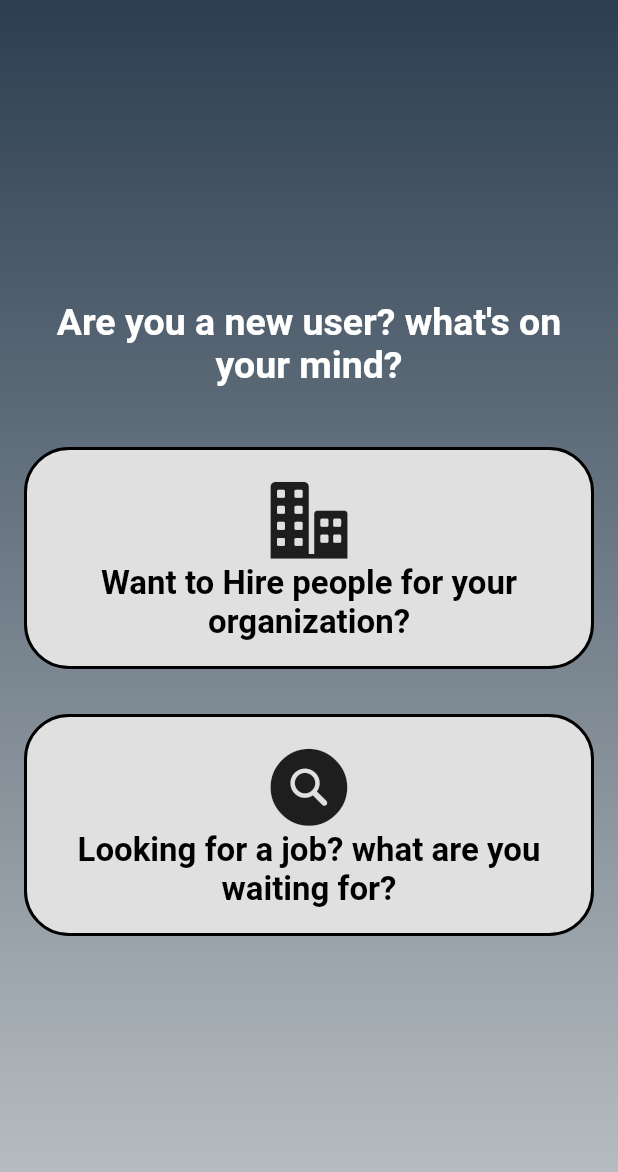
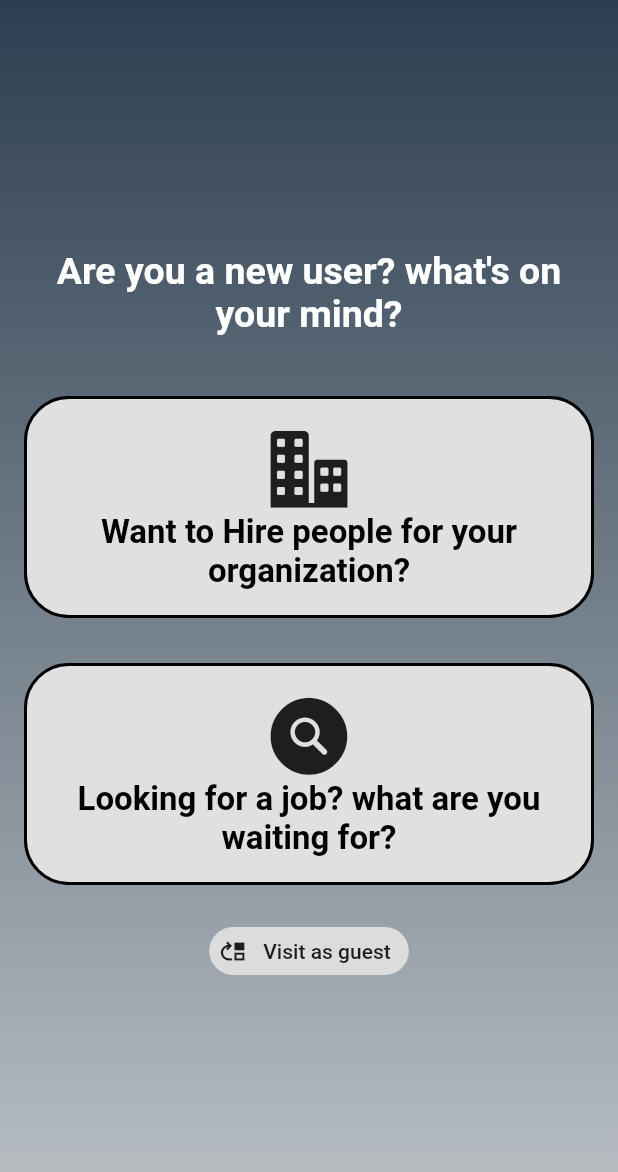
Before and after one commit to shahzadmari/Jobify, a Flutter app: the UserOptions screen opened directly, on a phone screen of 412 x 824 dp. Shown: the top 1172 px of the screen. Run offline on Flutter 3.47's test engine with Material 2 defaults, Android fonts, the phone set to English and light mode, and no system bars; our stand-ins replace animated_text_kit, dropdown_textfield, firebase_auth, firebase_core, get_storage, image_cropper and 1 more; accounts and stored records are empty.

Commit message:
"user option added"

```diff
--- a/iec_project/lib/pages/screen_decider.dart
+++ b/iec_project/lib/pages/screen_decider.dart
@@ -7,6 +7,7 @@ import 'package:flutter/src/widgets/framework.dart';
 import 'package:iec_project/pages/home_page.dart';
 import 'package:iec_project/pages/introduction.dart';
 import 'package:iec_project/pages/splash_screen.dart';
+import 'package:iec_project/pages/user_options.dart';
 
 class ScreenDecider extends StatelessWidget {
   const ScreenDecider({super.key});
@@ -23,7 +24,7 @@ class ScreenDecider extends StatelessWidget {
           }
 
           if (snapshot.hasData) {
-            return HomePage();
+            return UserOptions();
           } else {
             return SplashScreen();
           }
--- a/iec_project/lib/pages/user_options.dart
+++ b/iec_project/lib/pages/user_options.dart
@@ -4,6 +4,7 @@ import 'package:flutter/src/widgets/container.dart';
 import 'package:flutter/src/widgets/framework.dart';
 import 'package:iec_project/Widgets/user_optionCards.dart';
 import 'package:iec_project/pages/company_posts.dart';
+import 'package:iec_project/pages/home_page.dart';
 import 'package:iec_project/pages/job_seekers.dart';
 import 'package:iec_project/pages/seeker_bio.dart';
 import 'package:iec_project/pages/sign_in.dart';
@@ -48,7 +49,20 @@ class UserOptions extends StatelessWidget {
                 text: "Looking for a job? what are you waiting for?",
                 icon: CupertinoIcons.search_circle_fill,
                 WidgetPage: SeekerBio(),
-              )
+              ),
+              SizedBox(
+                height: 20,
+              ),
+              GestureDetector(
+                onTap: () {
+                  Navigator.push(context,
+                      MaterialPageRoute(builder: ((context) => HomePage())));
+                },
+                child: const Chip(
+                  avatar: Icon(Icons.move_up),
+                  label: Text("Visit as guest"),
+                ),
+              ),
             ],
           ),
         ),
```
